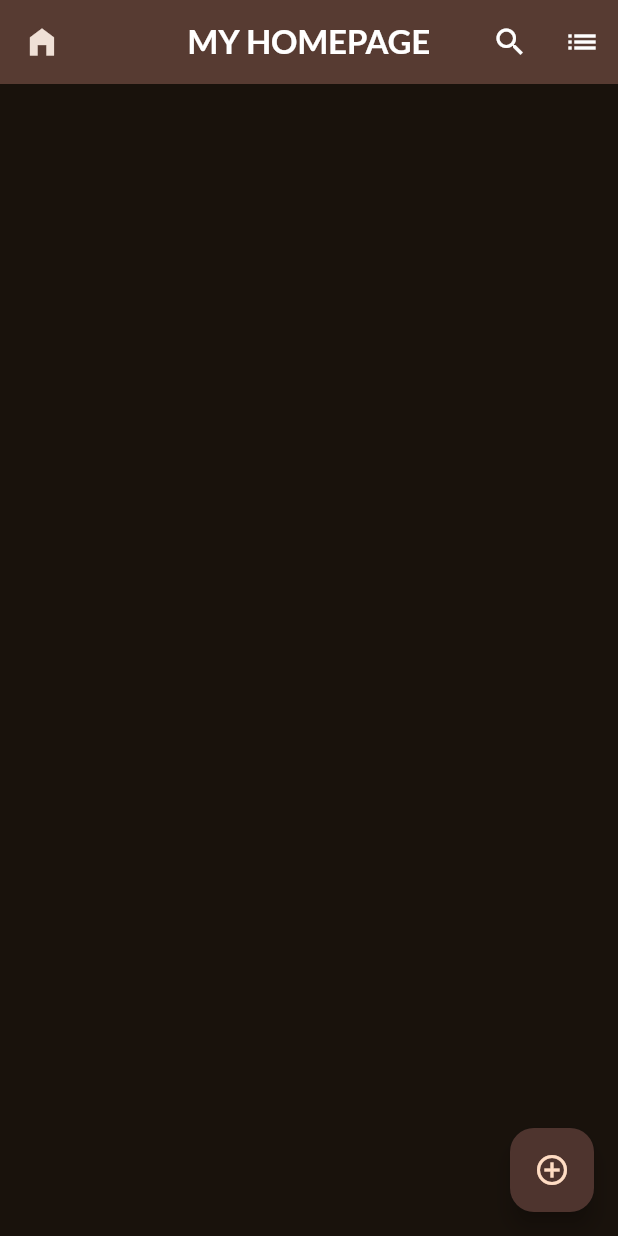
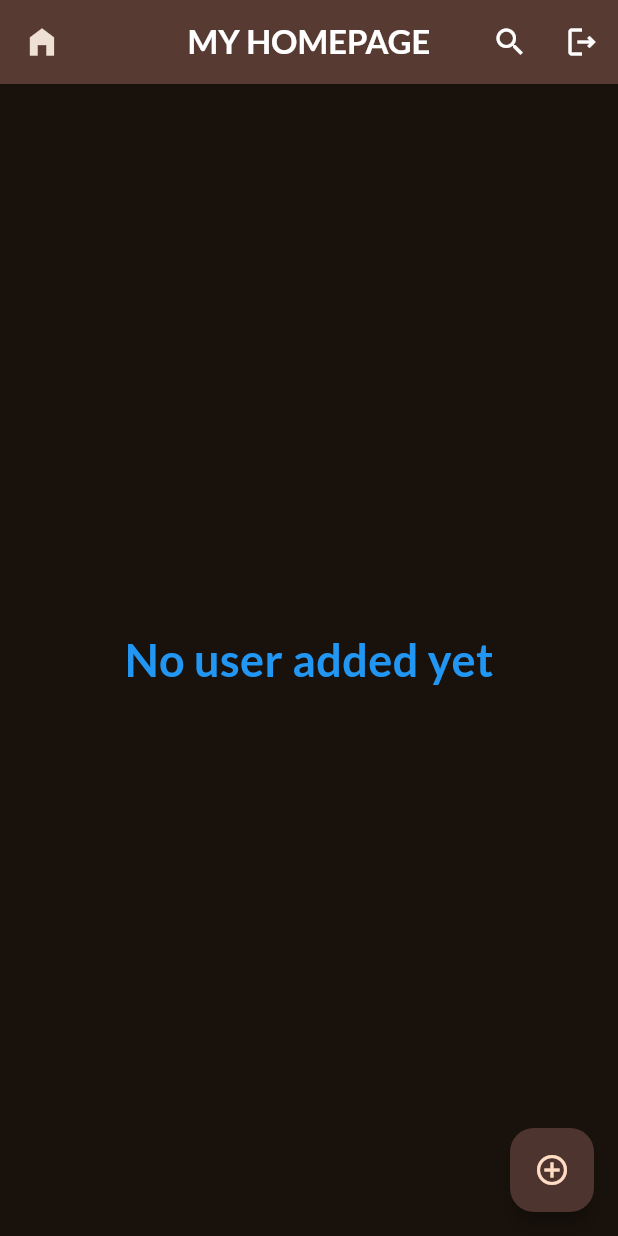
Before and after one commit to Sampurn44/Trustique, a Flutter app: the start screen opened directly, on a phone screen of 412 x 824 dp. Run offline on Flutter 3.47's test engine with Material 2 defaults, Android fonts, the phone set to English and light mode, and no system bars; drawn by our look-alikes of animated_text_kit; our stand-ins replace awesome_snackbar_content, cached_network_image, cloud_firestore, firebase_auth, firebase_core, google_fonts and 1 more; accounts and stored records are empty.

Commit message:
Update dependencies, add animated_text_kit, awesome_snackbar_content, cached_network_image, flutter_svg

```diff
--- a/lib/Screens/start.dart
+++ b/lib/Screens/start.dart
@@ -1,10 +1,13 @@
 import 'dart:convert';
 import 'dart:developer';
-
+import 'package:animated_text_kit/animated_text_kit.dart';
 import 'package:firebase_auth/firebase_auth.dart';
+import 'package:flutter/cupertino.dart';
 import 'package:flutter/material.dart';
+import 'package:google_sign_in/google_sign_in.dart';
 import 'package:trustique/Widgets/usercard.dart';
 import 'package:trustique/api/api.dart';
+import 'package:trustique/models/chat_user.dart';
 
 class start extends StatefulWidget {
   const start({super.key});
@@ -14,6 +17,7 @@ class start extends StatefulWidget {
 }
 
 class _startState extends State<start> {
+  List<ChatUser> list = [];
   @override
   Widget build(BuildContext context) {
     return Scaffold(
@@ -38,9 +42,12 @@ class _startState extends State<start> {
               ),
             ),
             IconButton(
-              onPressed: () {},
+              onPressed: () async {
+                await APIs.auth.signOut();
+                await GoogleSignIn().signOut();
+              },
               icon: const Icon(
-                Icons.list,
+                Icons.logout_outlined,
                 color: Colors.white,
               ),
             ),
@@ -54,21 +61,44 @@ class _startState extends State<start> {
         body: StreamBuilder(
             stream: APIs.firestore.collection('users').snapshots(),
             builder: (context, snapshot) {
-              final list = [];
-              if (snapshot.hasData) {
-                final data = snapshot.data?.docs;
-                for (var i in data!) {
-                  log('Data that exist ${jsonEncode(i.data())}');
-                  list.add(i.data()['name']);
-                }
+              switch (snapshot.connectionState) {
+                case ConnectionState.waiting:
+                case ConnectionState.none:
+                  return const Center(child: CircularProgressIndicator());
+
+                //if some or all data is loaded then show it
+                case ConnectionState.active:
+                case ConnectionState.done:
+                  final data = snapshot.data?.docs;
+                  list = data!.map((e) => ChatUser.fromJson(e.data())).toList();
+                  if (list.isNotEmpty) {
+                    return ListView.builder(
+                        itemCount: list.length,
+                        physics: ClampingScrollPhysics(),
+                        itemBuilder: (context, index) {
+                          // return Text('Name:${list[index]}');
+                          return Carduser(
+                            user: list[index],
+                          );
+                        });
+                  } else {
+                    return SizedBox(
+                      child: Center(
+                        child: TextLiquidFill(
+                          text: 'No user added yet',
+                          waveDuration: Duration(seconds: 5),
+                          waveColor: Colors.blue,
+                          boxBackgroundColor: Theme.of(context).primaryColor,
+                          textStyle: TextStyle(
+                            fontSize: 30.0,
+                            fontWeight: FontWeight.bold,
+                          ),
+                        ),
+                      ),
+                    );
+                    ;
+                  }
               }
-              return ListView.builder(
-                  itemCount: list.length,
-                  physics: ClampingScrollPhysics(),
-                  itemBuilder: (context, index) {
-                    return Text('Name:${list[index]}');
-                    //return Carduser();
-                  });
             }));
   }
 }
--- a/pubspec.yaml
+++ b/pubspec.yaml
@@ -40,6 +40,10 @@ dependencies:
   google_sign_in: ^6.1.5
   firebase_auth: ^4.10.1
   cloud_firestore: ^4.9.3
+  awesome_snackbar_content: ^0.1.3
+  animated_text_kit: ^4.2.1
+  cached_network_image: ^3.3.0
+
 
 dev_dependencies:
   flutter_test:
```
Also changed, not shown: lib/Screens/auth/auth.dart (+45 -12 lines), lib/Widgets/usercard.dart (+42 -13 lines), lib/api/api.dart (+25 -0 lines), lib/models/chat_user.dart (+13 -13 lines), pubspec.lock, 1 other file.
